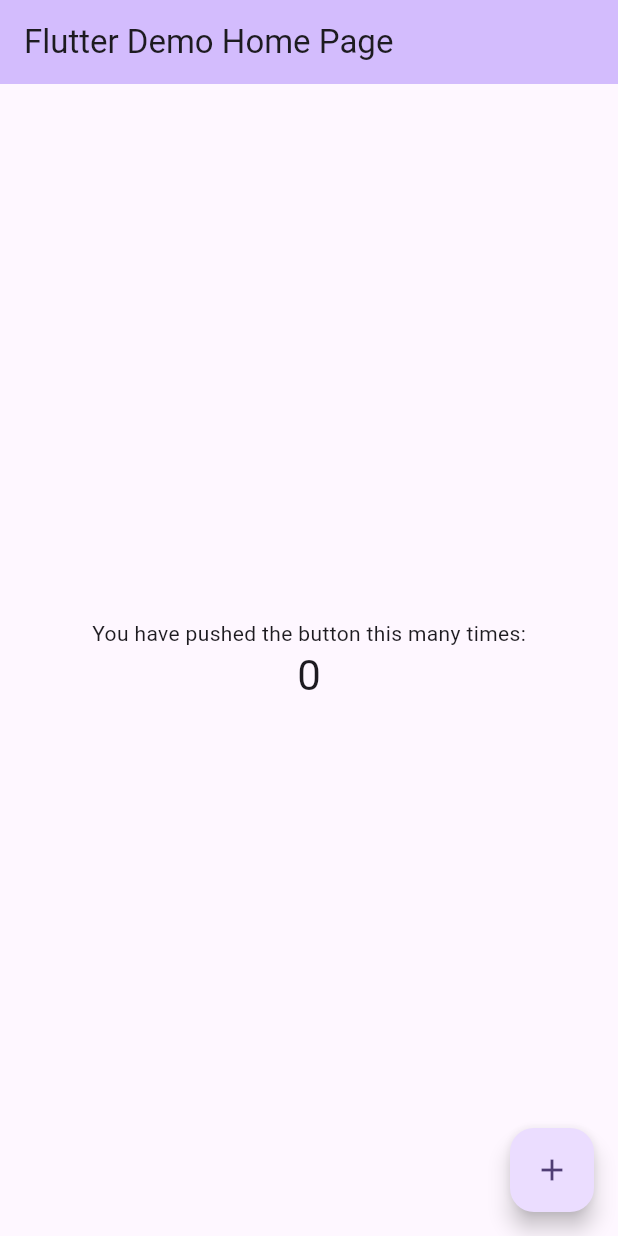
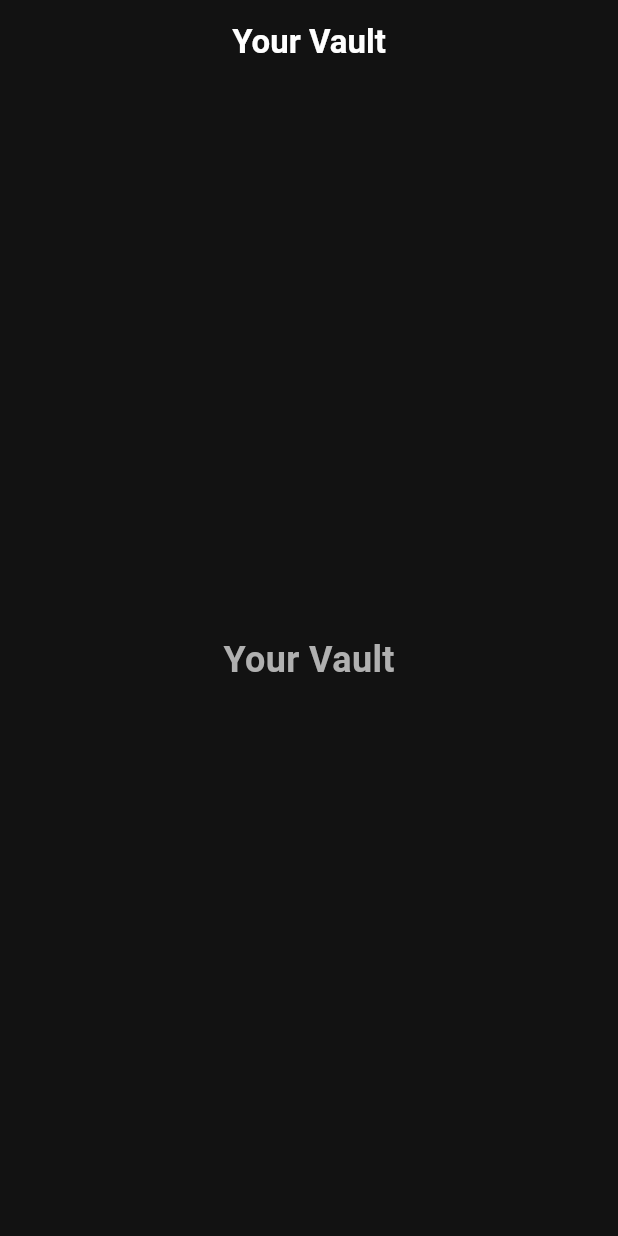
Before and after one commit to LegendNeverDie1/personal-document-manager, a Flutter app: the screen it shows after launch, on a phone screen of 412 x 824 dp. Run offline on Flutter 3.47's test engine with Material 3 defaults, Android fonts, the phone set to English and light mode, and no system bars.

Commit message:
added theme file and home screen file with main file cleanup

```diff
--- /dev/null
+++ b/lib/core/theme/app_theme.dart
@@ -0,0 +1,59 @@
+import 'package:flutter/material.dart';
+
+class AppTheme {
+  static final ThemeData darkTheme = ThemeData(
+    brightness: Brightness.dark,
+
+    scaffoldBackgroundColor: const Color(0xFF121212),
+
+    primaryColor: const Color(0xFF4B7BEC),
+
+    colorScheme: const ColorScheme.dark(
+      primary: Color(0xFF4B7BEC),
+      surface: Color(0xFF1E1E1E),
+    ),
+
+    appBarTheme: const AppBarTheme(
+      backgroundColor: Color(0xFF121212),
+      elevation: 0,
+      centerTitle: true,
+      titleTextStyle: TextStyle(
+        fontSize: 22,
+        fontWeight: FontWeight.bold,
+        color: Colors.white,
+      ),
+    ),
+
+    cardTheme: CardThemeData(
+      color: const Color(0xFF1E1E1E),
+      elevation: 2,
+      shape: RoundedRectangleBorder(
+        borderRadius: BorderRadius.circular(18),
+      ),
+    ),
+
+    floatingActionButtonTheme: const FloatingActionButtonThemeData(
+      backgroundColor: Color(0xFF4B7BEC),
+      foregroundColor: Colors.white,
+    ),
+
+    textTheme: const TextTheme(
+      headlineMedium: TextStyle(
+        fontSize: 24,
+        fontWeight: FontWeight.bold,
+        color: Colors.white,
+      ),
+
+      titleMedium: TextStyle(
+        fontSize: 18,
+        fontWeight: FontWeight.w600,
+        color: Colors.white,
+      ),
+
+      bodyMedium: TextStyle(
+        fontSize: 14,
+        color: Color(0xFFB0B0B0),
+      ),
+    ),
+  );
+}
--- a/lib/main.dart
+++ b/lib/main.dart
@@ -1,4 +1,6 @@
 import 'package:flutter/material.dart';
+import 'core/theme/app_theme.dart';
+import 'screens/home_screen.dart';
 
 void main() {
   runApp(const MyApp());
@@ -7,116 +9,13 @@ void main() {
 class MyApp extends StatelessWidget {
   const MyApp({super.key});
 
-  // This widget is the root of your application.
   @override
   Widget build(BuildContext context) {
     return MaterialApp(
-      title: 'Flutter Demo',
-      theme: ThemeData(
-        // This is the theme of your application.
-        //
-        // TRY THIS: Try running your application with "flutter run". You'll see
-        // the application has a purple toolbar. Then, without quitting the app,
-        // try changing the seedColor in the colorScheme below to Colors.green
-        // and then invoke "hot reload" (save your changes or press the "hot
-        // reload" button in a Flutter-supported IDE, or press "r" if you used
-        // the command line to start the app).
-        //
-        // Notice that the counter didn't reset back to zero; the application
-        // state is not lost during the reload. To reset the state, use hot
-        // restart instead.
-        //
-        // This works for code too, not just values: Most code changes can be
-        // tested with just a hot reload.
-        colorScheme: .fromSeed(seedColor: Colors.deepPurple),
-      ),
-      home: const MyHomePage(title: 'Flutter Demo Home Page'),
+      title: 'Document Manager',
+      debugShowCheckedModeBanner: false,
+      theme:  AppTheme.darkTheme,
+      home: const HomeScreen(),
     );
   }
 }
-
-class MyHomePage extends StatefulWidget {
-  const MyHomePage({super.key, required this.title});
-
-  // This widget is the home page of your application. It is stateful, meaning
-  // that it has a State object (defined below) that contains fields that affect
-  // how it looks.
-
-  // This class is the configuration for the state. It holds the values (in this
-  // case the title) provided by the parent (in this case the App widget) and
-  // used by the build method of the State. Fields in a Widget subclass are
-  // always marked "final".
-
-  final String title;
-
-  @override
-  State<MyHomePage> createState() => _MyHomePageState();
-}
-
-class _MyHomePageState extends State<MyHomePage> {
-  int _counter = 0;
-
-  void _incrementCounter() {
-    setState(() {
-      // This call to setState tells the Flutter framework that something has
-      // changed in this State, which causes it to rerun the build method below
-      // so that the display can reflect the updated values. If we changed
-      // _counter without calling setState(), then the build method would not be
-      // called again, and so nothing would appear to happen.
-      _counter--;
-    });
-  }
-
-  @override
-  Widget build(BuildContext context) {
-    // This method is rerun every time setState is called, for instance as done
-    // by the _incrementCounter method above.
-    //
-    // The Flutter framework has been optimized to make rerunning build methods
-    // fast, so that you can just rebuild anything that needs updating rather
-    // than having to individually change instances of widgets.
-    return Scaffold(
-      appBar: AppBar(
-        // TRY THIS: Try changing the color here to a specific color (to
-        // Colors.amber, perhaps?) and trigger a hot reload to see the AppBar
-        // change color while the other colors stay the same.
-        backgroundColor: Theme.of(context).colorScheme.inversePrimary,
-        // Here we take the value from the MyHomePage object that was created by
-        // the App.build method, and use it to set our appbar title.
-        title: Text(widget.title),
-      ),
-      body: Center(
-        // Center is a layout widget. It takes a single child and positions it
-        // in the middle of the parent.
-        child: Column(
-          // Column is also a layout widget. It takes a list of children and
-          // arranges them vertically. By default, it sizes itself to fit its
-          // children horizontally, and tries to be as tall as its parent.
-          //
-          // Column has various properties to control how it sizes itself and
-          // how it positions its children. Here we use mainAxisAlignment to
-          // center the children vertically; the main axis here is the vertical
-          // axis because Columns are vertical (the cross axis would be
-          // horizontal).
-          //
-          // TRY THIS: Invoke "debug painting" (choose the "Toggle Debug Paint"
-          // action in the IDE, or press "p" in the console), to see the
-          // wireframe for each widget.
-          mainAxisAlignment: .center,
-          children: [
-            const Text('You have pushed the button this many times:'),
-            Text(
-              '$_counter',
-              style: Theme.of(context).textTheme.headlineMedium,
-            ),
-          ],
-        ),
-      ),
-      floatingActionButton: FloatingActionButton(
-        onPressed: _incrementCounter,
-        tooltip: 'Increment',
-        child: const Icon(Icons.add),
-      ),
-    );
-  }
-}
--- /dev/null
+++ b/lib/screens/home_screen.dart
@@ -0,0 +1,20 @@
+import 'package:flutter/material.dart';
+
+class HomeScreen extends StatelessWidget {
+  const HomeScreen({super.key});
+
+  @override
+  Widget build(BuildContext context) {
+    return Scaffold(
+      appBar: AppBar(
+        title: const Text('Your Vault'),
+      ),
+      body: const Center(
+        child: Text(
+          'Your Vault',
+          style: TextStyle(fontSize: 24, fontWeight: FontWeight.bold),
+        ),
+      ),
+    );
+  }
+}
```
